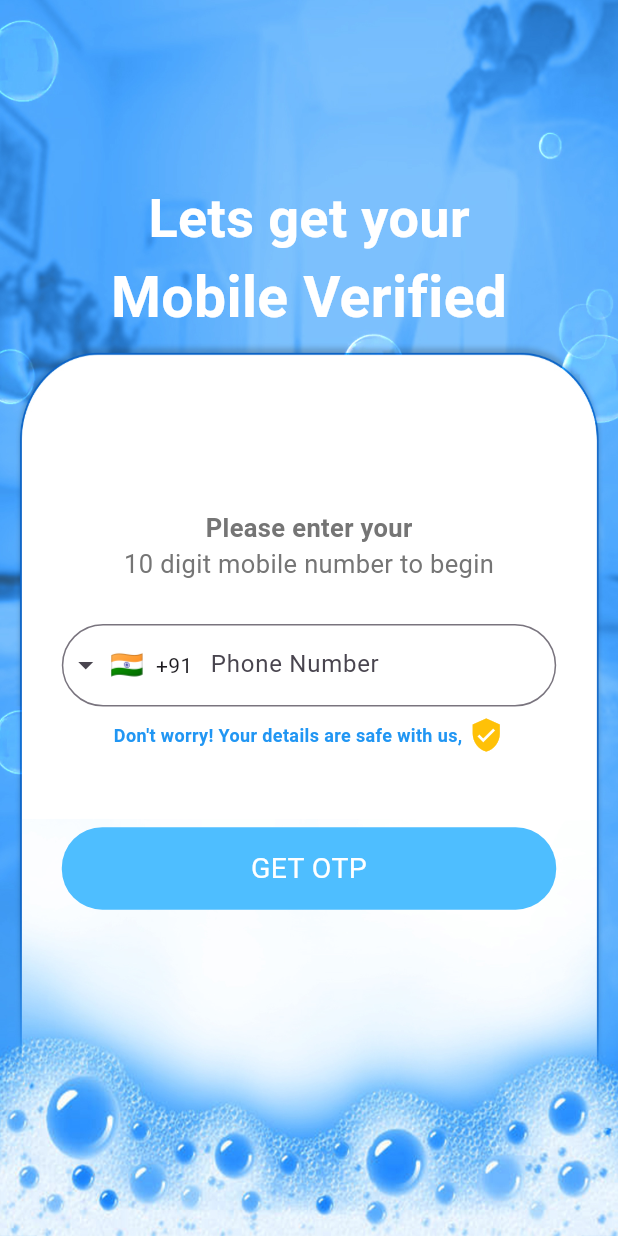
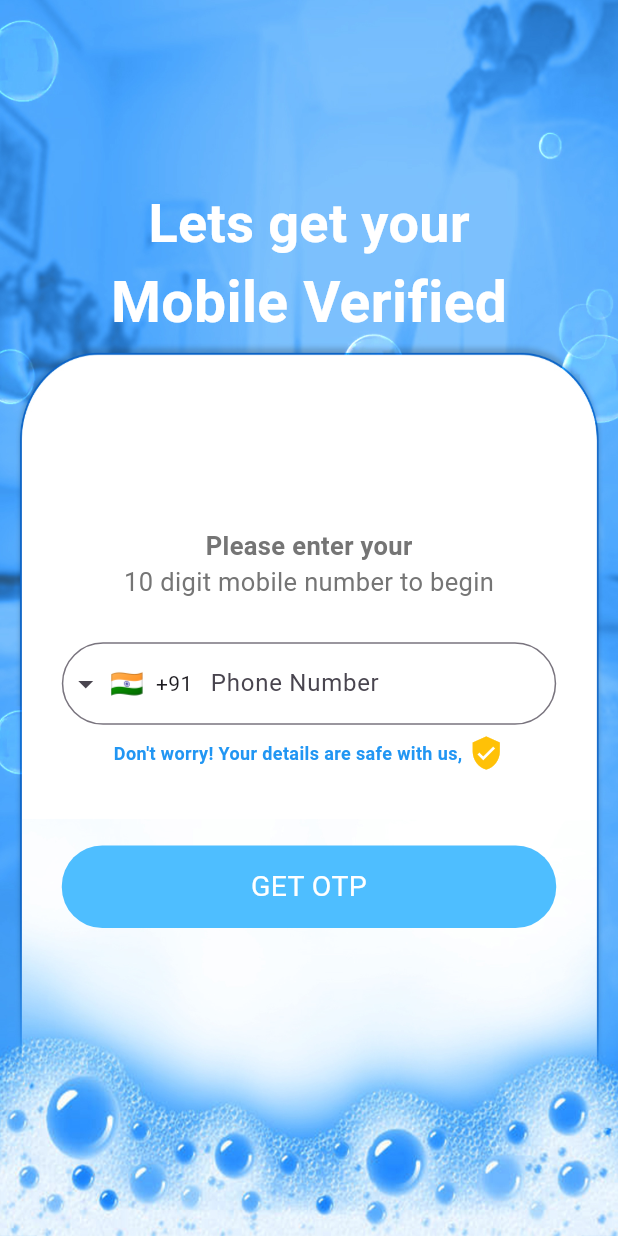
Before and after one commit to SamuelFlutterDeveloper/Soapy-App, a Flutter app: the screen it shows after launch, on a phone screen of 412 x 824 dp. Run offline on Flutter 3.47's test engine with Material 3 defaults, Android fonts, the light colour scheme and no system bars; drawn by our look-alikes of intl_phone_field; our stand-ins replace carousel_slider, firebase_auth, geocoding, geolocator, google_maps_flutter, google_sign_in and 4 more; accounts and stored records are empty.

Commit message:
fix some padding isuses in login,oto,and Registration

```diff
--- a/lib/pages/Location/location.dart
+++ b/lib/pages/Location/location.dart
@@ -386,6 +386,7 @@ import 'package:soapy_app/pages/Location/manual%20location.dart';
 import 'package:geolocator/geolocator.dart';
 import 'package:geocoding/geocoding.dart';
 import 'package:shared_preferences/shared_preferences.dart';
+import 'package:soapy_app/pages/app_page.dart';
 import 'package:soapy_app/pages/customs/colors.dart';
 import 'package:soapy_app/pages/home.dart';
 
@@ -560,7 +561,7 @@ class _LocationState extends State<Location> {
                 Navigator.pushAndRemoveUntil(
                     context,
                     MaterialPageRoute(
-                        builder: (context) => Home(
+                        builder: (context) => AppPage(
                             // location: Address,
                             )),
                     (route) => false);
--- a/lib/pages/login.dart
+++ b/lib/pages/login.dart
@@ -224,7 +224,8 @@ class _LoginState extends State<Login> {
     setState(() {
       phoneNumber = prefs.getString('phone_number') ?? '';
     });
-    print("$phoneNumber phone number save in local-----------------------------------------");
+    print(
+        "$phoneNumber phone number save in local-----------------------------------------");
   }
 
   Future<void> _savePhoneNumber() async {
@@ -234,11 +235,14 @@ class _LoginState extends State<Login> {
 
   @override
   Widget build(BuildContext context) {
+    double sh = MediaQuery.of(context).size.height;
+    double sw = MediaQuery.of(context).size.width;
+
     return Scaffold(
       body: SingleChildScrollView(
         child: Container(
-          height: MediaQuery.of(context).size.height,
-          width: double.infinity,
+          height: sh,
+          width: sw,
           decoration: const BoxDecoration(
             image: DecorationImage(
               image: AssetImage('assets/images/Login.jpg'),
@@ -249,7 +253,9 @@ class _LoginState extends State<Login> {
             key: _formKey, // Assigning the form key to the Form widget
             child: Column(
               children: [
-                const SizedBox(height: 120),
+                SizedBox(
+                  height: sh * 0.15,
+                ),
                 const Text(
                   'Lets get your',
                   style: TextStyle(
@@ -266,7 +272,9 @@ class _LoginState extends State<Login> {
                     color: Colors.white,
                   ),
                 ),
-                const SizedBox(height: 115),
+                SizedBox(
+                  height: sh * 0.15,
+                ),
                 Text(
                   'Please enter your',
                   style: TextStyle(
@@ -350,7 +358,6 @@ class _LoginState extends State<Login> {
                             phone: '$selectedCountryCode$phoneNumber',
                           ),
                         ),
-
                       );
                     } else {
                       // Show an error message if the validation fails
```
Also changed, not shown: lib/pages/Home Clean/deepclean.dart (+25 -0 lines), lib/pages/bookinghistory.dart (+5 -5 lines), lib/pages/bottomsheet.dart (+7 -1 lines), lib/pages/otp.dart (+9 -7 lines), lib/pages/username.dart (+8 -5 lines).
